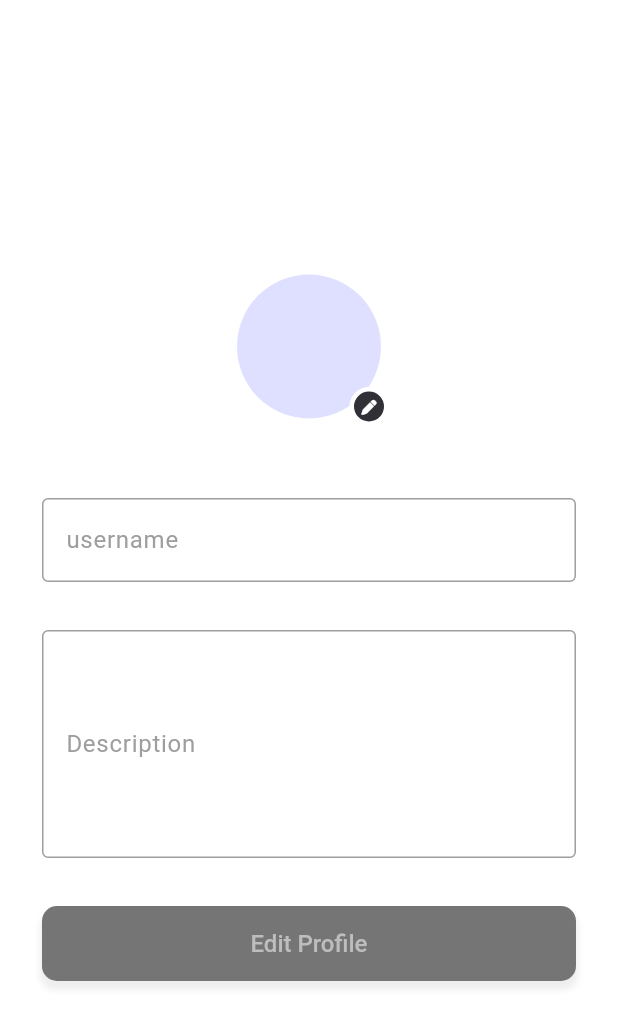
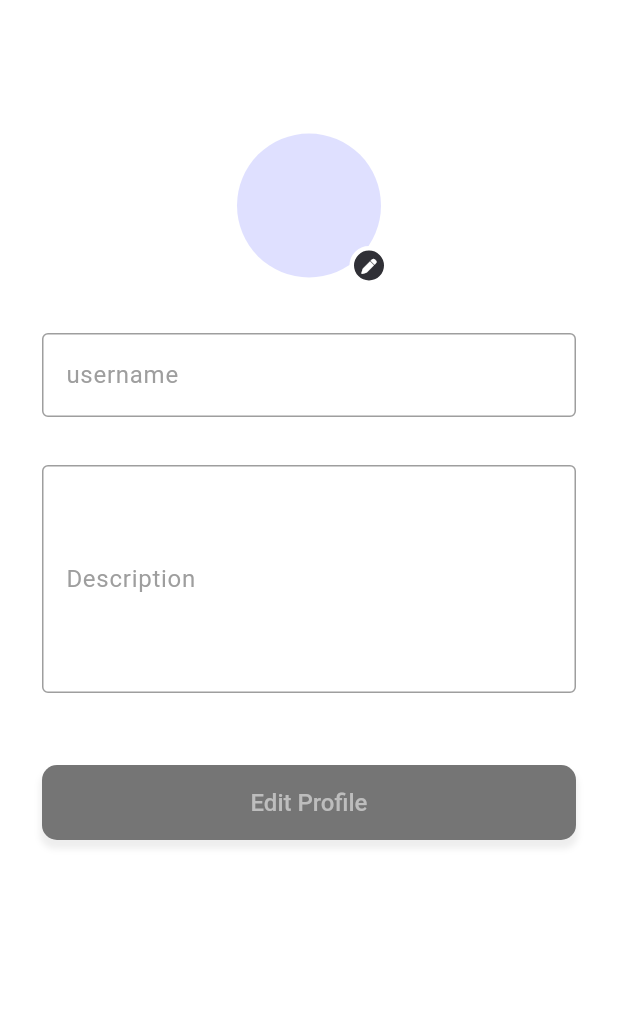
Before and after one commit to WonHyun/mission-diary, a Flutter app: the UserProfileEditScreen screen opened by its route, on a phone screen of 412 x 824 dp. Shown: the top 1027 px of the screen. Run offline on Flutter 3.47's test engine with Material 3 defaults, Android fonts, the phone set to English and light mode, and no system bars; our stand-ins replace cloud_firestore, device_preview, faker, firebase_auth, firebase_core, firebase_storage and 10 more; accounts and stored records are empty; generated files the repository leaves out were written again.

Commit message:
fix: add alignment property to constrainted body

```diff
--- a/lib/widgets/common/constrainted_body.dart
+++ b/lib/widgets/common/constrainted_body.dart
@@ -9,16 +9,19 @@ class ConstraintedBody extends StatelessWidget {
     this.horizontalPadding = Sizes.size28,
     this.verticalPadding = Sizes.size28,
     this.constraints,
+    this.alignment = Alignment.center,
   });
 
   final Widget child;
   final double horizontalPadding;
   final double verticalPadding;
   final BoxConstraints? constraints;
+  final Alignment alignment;
 
   @override
   Widget build(BuildContext context) {
-    return Center(
+    return Align(
+      alignment: alignment,
       child: ConstrainedBox(
         constraints:
             constraints ?? const BoxConstraints(maxWidth: ScreenWidth.sm),
--- a/lib/widgets/user_profile/user_profile_edit_screen.dart
+++ b/lib/widgets/user_profile/user_profile_edit_screen.dart
@@ -78,6 +78,7 @@ class _UserProfileEditScreenState extends ConsumerState<UserProfileEditScreen> {
         body: ref.watch(profileProvider).when(
               data: (profile) {
                 return ConstraintedBody(
+                  alignment: Alignment.topCenter,
                   child: SingleChildScrollView(
                     child: Column(
                       children: [
@@ -85,7 +86,7 @@ class _UserProfileEditScreenState extends ConsumerState<UserProfileEditScreen> {
                           profile: profile,
                           size: Sizes.size48,
                         ),
-                        Gaps.v48,
+                        Gaps.v32,
                         TextField(
                           controller: _nameController,
                           maxLines: 1,
@@ -127,11 +128,10 @@ class _UserProfileEditScreenState extends ConsumerState<UserProfileEditScreen> {
                             ),
                           ),
                         ),
-                        Gaps.v32,
+                        Gaps.v48,
                         RoundedButton(
                           onTap: () => _onEditTap(),
                           text: "Edit Profile",
-                          borderRadius: 10,
                           centerWidget: ref.watch(profileProvider).isLoading
                               ? const CircularProgressIndicator.adaptive()
                               : null,
@@ -141,7 +141,6 @@ class _UserProfileEditScreenState extends ConsumerState<UserProfileEditScreen> {
                           isActive: _isEditActive &&
                               !ref.watch(profileProvider).isLoading,
                         ),
-                        Gaps.v48,
                       ],
                     ),
                   ),
```
